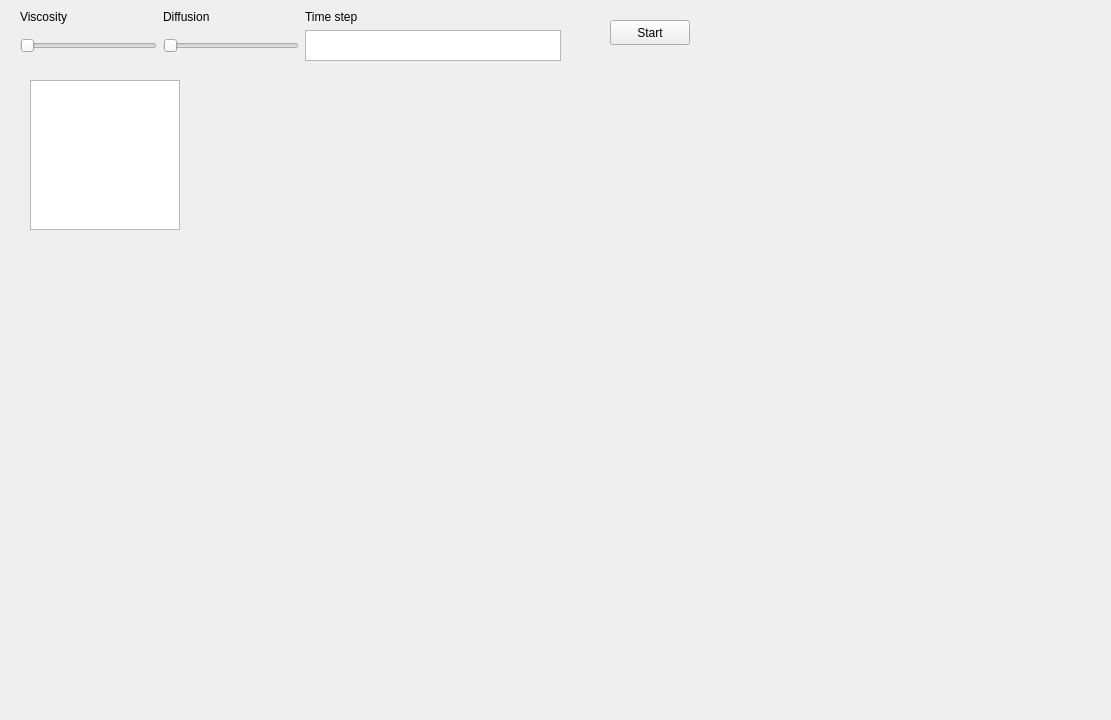
Before: the Qt Designer form GUI/FluidGUI/mainwindow.ui in greenhoody/Fluid-Simulation, drawn with Qt 5.
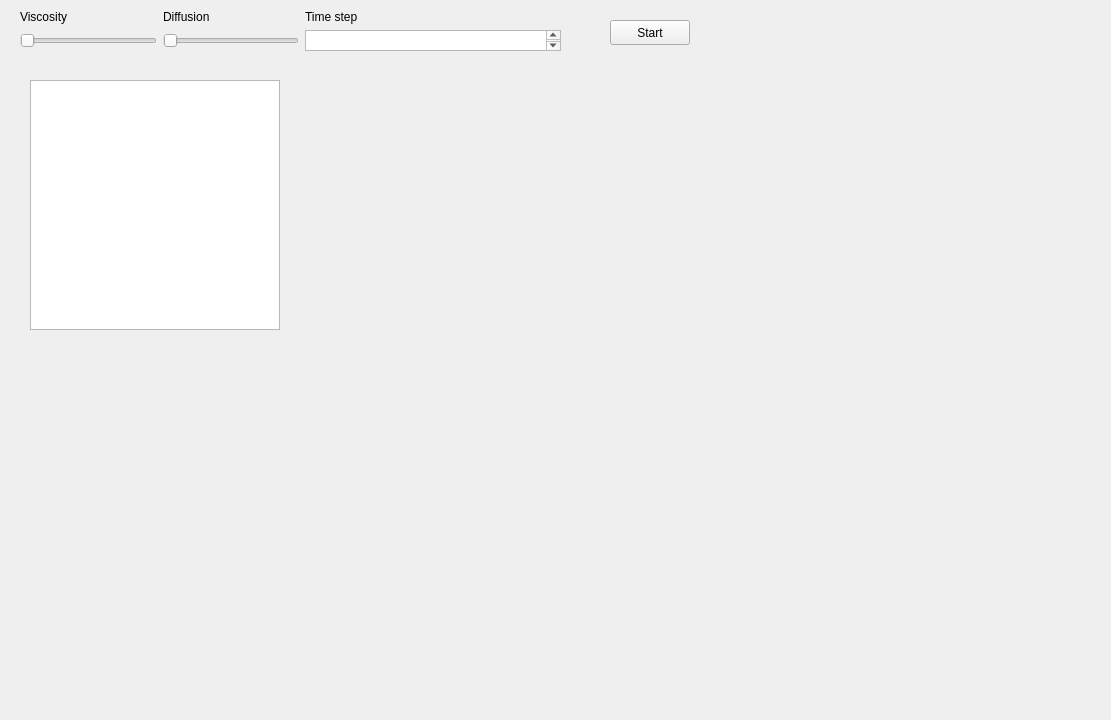
After: the same form once the commit is applied. Custom widgets are drawn as their Qt base class.

Diff of the .ui file:
```diff
--- a/GUI/FluidGUI/mainwindow.ui
+++ b/GUI/FluidGUI/mainwindow.ui
@@ -19,8 +19,8 @@
      <rect>
       <x>30</x>
       <y>80</y>
-      <width>150</width>
-      <height>150</height>
+      <width>250</width>
+      <height>250</height>
      </rect>
     </property>
     <property name="sizePolicy">
@@ -49,7 +49,7 @@
       <x>20</x>
       <y>10</y>
       <width>541</width>
-      <height>51</height>
+      <height>41</height>
      </rect>
     </property>
     <layout class="QGridLayout" name="gridLayout">
```
